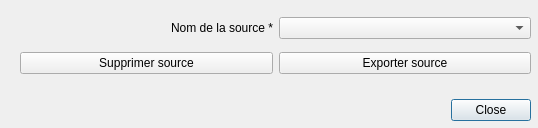
Before: the Qt Designer form forms/Ui_export_delete_pt_dialog.ui in datagistips/territoires-ville.TempusAccess, drawn with Qt 5.
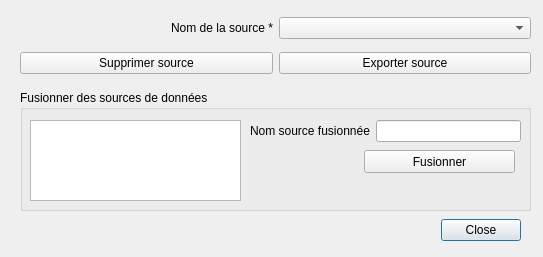
After: the same form once the commit is applied.

Commit message: Update User Interfaces

The edit to the form file:
```diff
--- a/forms/Ui_export_delete_pt_dialog.ui
+++ b/forms/Ui_export_delete_pt_dialog.ui
@@ -6,8 +6,8 @@
    <rect>
     <x>0</x>
     <y>0</y>
-    <width>538</width>
-    <height>128</height>
+    <width>543</width>
+    <height>257</height>
    </rect>
   </property>
   <property name="windowTitle">
@@ -16,8 +16,8 @@
   <widget class="QDialogButtonBox" name="buttonBox">
    <property name="geometry">
     <rect>
-     <x>350</x>
-     <y>90</y>
+     <x>340</x>
+     <y>210</y>
      <width>181</width>
      <height>41</height>
     </rect>
@@ -68,6 +68,76 @@
     </item>
    </layout>
   </widget>
+  <widget class="QGroupBox" name="groupBoxPTNetworks">
+   <property name="geometry">
+    <rect>
+     <x>20</x>
+     <y>90</y>
+     <width>511</width>
+     <height>121</height>
+    </rect>
+   </property>
+   <property name="title">
+    <string>Fusionner des sources de données</string>
+   </property>
+   <widget class="QListView" name="listViewSources">
+    <property name="geometry">
+     <rect>
+      <x>10</x>
+      <y>30</y>
+      <width>211</width>
+      <height>81</height>
+     </rect>
+    </property>
+    <property name="editTriggers">
+     <set>QAbstractItemView::NoEditTriggers</set>
+    </property>
+    <property name="alternatingRowColors">
+     <bool>true</bool>
+    </property>
+    <property name="selectionMode">
+     <enum>QAbstractItemView::SingleSelection</enum>
+    </property>
+    <property name="selectionBehavior">
+     <enum>QAbstractItemView::SelectRows</enum>
+    </property>
+   </widget>
+   <widget class="QPushButton" name="pushButtonMerge">
+    <property name="geometry">
+     <rect>
+      <x>344</x>
+      <y>60</y>
+      <width>151</width>
+      <height>23</height>
+     </rect>
+    </property>
+    <property name="text">
+     <string>Fusionner</string>
+    </property>
+   </widget>
+   <widget class="QWidget" name="">
+    <property name="geometry">
+     <rect>
+      <x>230</x>
+      <y>30</y>
+      <width>271</width>
+      <height>22</height>
+     </rect>
+    </property>
+    <layout class="QHBoxLayout" name="horizontalLayout">
+     <item>
+      <widget class="QLabel" name="label_2">
+       <property name="text">
+        <string>Nom source fusionnée</string>
+       </property>
+      </widget>
+     </item>
+     <item>
+      <widget class="QLineEdit" name="lineEditMergedSource"/>
+     </item>
+    </layout>
+   </widget>
+  </widget>
  </widget>
  <resources/>
  <connections>
```
The commit also changes 3 other files.
